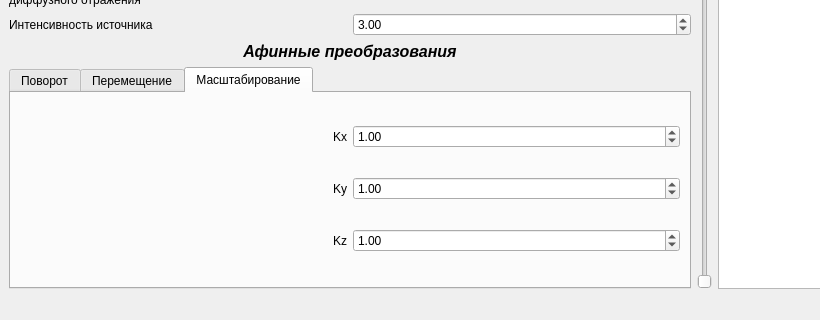
nikitalystsev/cg_course, file landscape_generator/mainwindow.ui: the form before one commit; both pictures show x 0 to 820 and y 519 to 839 of the 1408 by 839 pixel window.
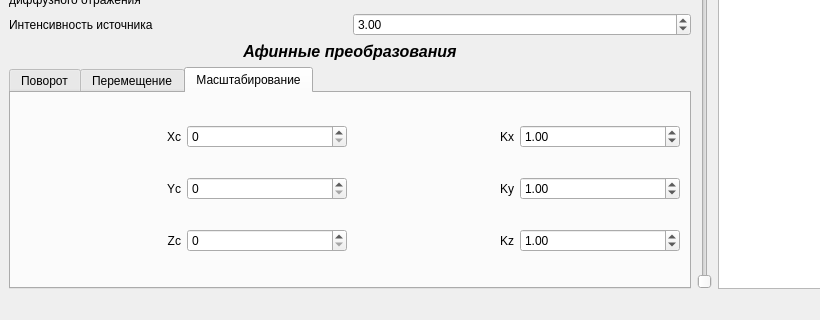
The form after the commit. The open tabs and pages were chosen to show the change.

Patch:
```diff
--- a/landscape_generator/mainwindow.ui
+++ b/landscape_generator/mainwindow.ui
@@ -601,7 +601,10 @@
          <layout class="QHBoxLayout" name="horizontalLayout_2">
           <item>
            <layout class="QGridLayout" name="scaleLayout">
-            <item row="0" column="0">
+            <item row="1" column="1">
+             <widget class="QSpinBox" name="scaleYcSpinBox"/>
+            </item>
+            <item row="0" column="2">
              <widget class="QLabel" name="scaleXLabel">
               <property name="text">
                <string>Kx</string>
@@ -611,7 +614,7 @@
               </property>
              </widget>
             </item>
-            <item row="1" column="0">
+            <item row="1" column="2">
              <widget class="QLabel" name="scaleYLabel">
               <property name="text">
                <string>Ky</string>
@@ -621,17 +624,7 @@
               </property>
              </widget>
             </item>
-            <item row="2" column="0">
-             <widget class="QLabel" name="scaleZLabel">
-              <property name="text">
-               <string>Kz</string>
-              </property>
-              <property name="alignment">
-               <set>Qt::AlignRight|Qt::AlignTrailing|Qt::AlignVCenter</set>
-              </property>
-             </widget>
-            </item>
-            <item row="1" column="1">
+            <item row="1" column="3">
              <widget class="QDoubleSpinBox" name="scaleYSpinbox">
               <property name="minimum">
                <double>0.000000000000000</double>
@@ -644,7 +637,7 @@
               </property>
              </widget>
             </item>
-            <item row="0" column="1">
+            <item row="0" column="3">
              <widget class="QDoubleSpinBox" name="scaleXSpinbox">
               <property name="minimum">
                <double>0.000000000000000</double>
@@ -657,7 +650,7 @@
               </property>
              </widget>
             </item>
-            <item row="2" column="1">
+            <item row="2" column="3">
              <widget class="QDoubleSpinBox" name="scaleZSpinbox">
               <property name="minimum">
                <double>0.000000000000000</double>
@@ -670,6 +663,52 @@
               </property>
              </widget>
             </item>
+            <item row="2" column="2">
+             <widget class="QLabel" name="scaleZLabel">
+              <property name="text">
+               <string>Kz</string>
+              </property>
+              <property name="alignment">
+               <set>Qt::AlignRight|Qt::AlignTrailing|Qt::AlignVCenter</set>
+              </property>
+             </widget>
+            </item>
+            <item row="0" column="1">
+             <widget class="QSpinBox" name="scaleXcSpinBox"/>
+            </item>
+            <item row="2" column="1">
+             <widget class="QSpinBox" name="scaleZcSpinBox"/>
+            </item>
+            <item row="0" column="0">
+             <widget class="QLabel" name="scaleXcLabel">
+              <property name="text">
+               <string>Xc</string>
+              </property>
+              <property name="alignment">
+               <set>Qt::AlignRight|Qt::AlignTrailing|Qt::AlignVCenter</set>
+              </property>
+             </widget>
+            </item>
+            <item row="1" column="0">
+             <widget class="QLabel" name="scaleYcLabel">
+              <property name="text">
+               <string>Yc</string>
+              </property>
+              <property name="alignment">
+               <set>Qt::AlignRight|Qt::AlignTrailing|Qt::AlignVCenter</set>
+              </property>
+             </widget>
+            </item>
+            <item row="2" column="0">
+             <widget class="QLabel" name="scaleZcLabel">
+              <property name="text">
+               <string>Zc</string>
+              </property>
+              <property name="alignment">
+               <set>Qt::AlignRight|Qt::AlignTrailing|Qt::AlignVCenter</set>
+              </property>
+             </widget>
+            </item>
            </layout>
           </item>
          </layout>
```
Left out of the diff: 81 changed lines with no effect on the pictures.
